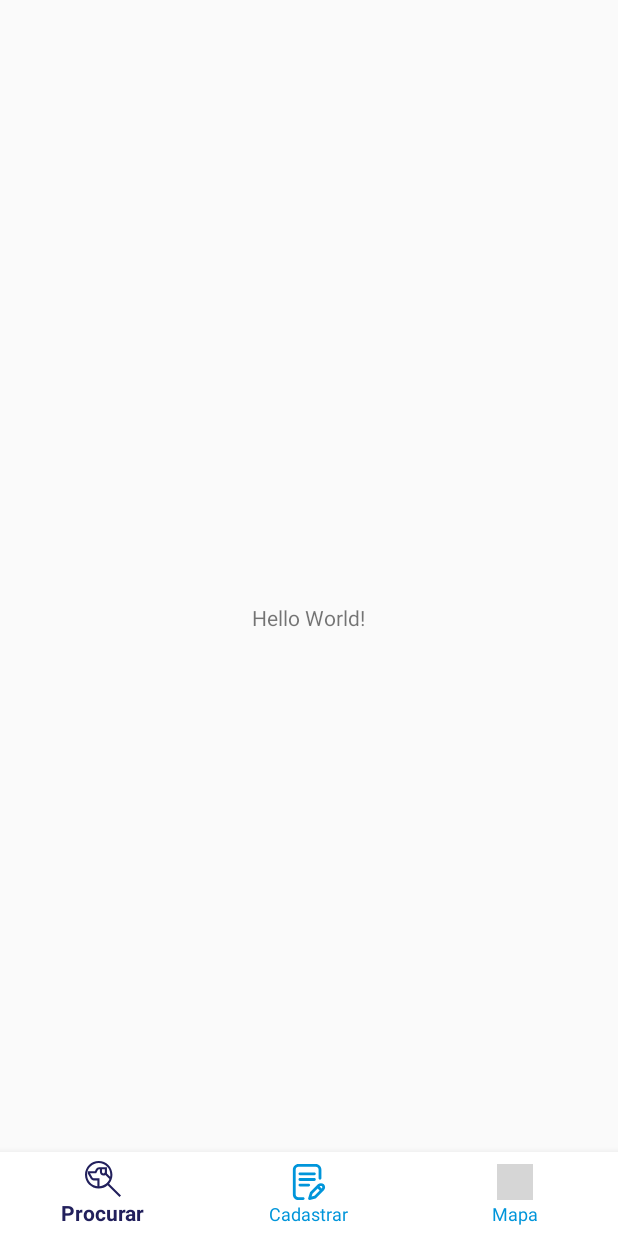
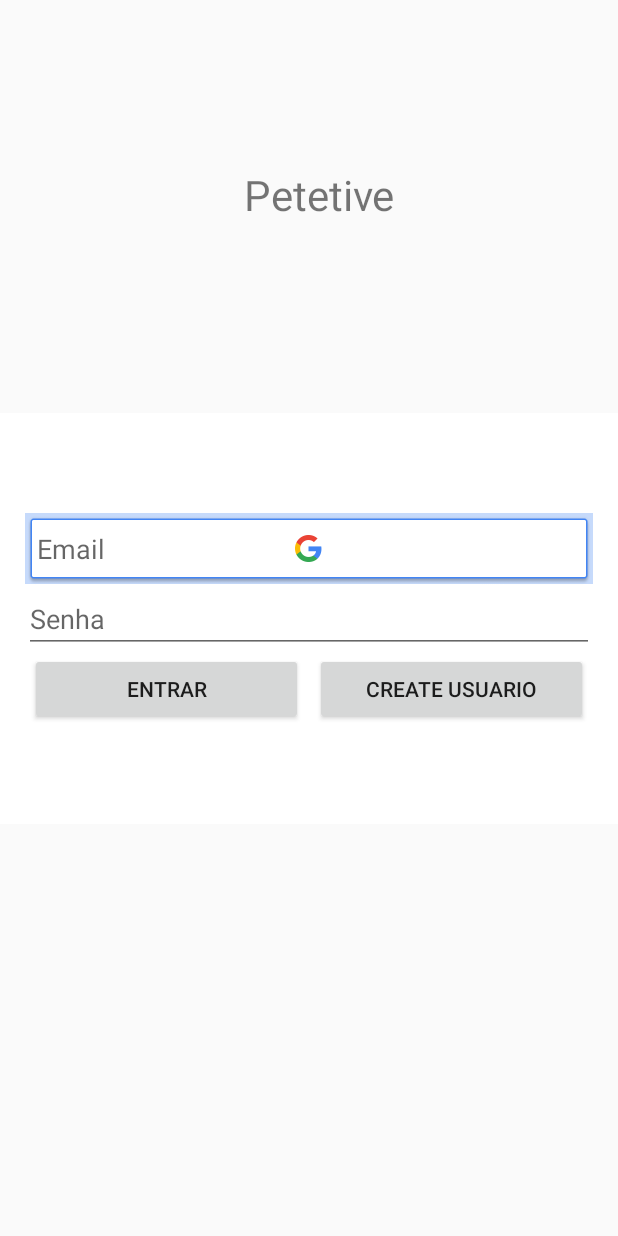
Before and after one commit to wilquerlima/If1001-Petetive, an Android app: the screen it shows after launch (MainActivity before the commit, LoginActivity after it), on a phone screen of 412 x 824 dp. Run offline under Robolectric (Android 15) with nearby library versions, the phone set to English and light mode, and no system bars; our stand-ins replace Firebase (no records; nobody signed in at launch, a user with empty details on screens opened directly); grey boxes are pictures that could not be loaded.

Commit message:
FireBase login

```diff
--- a/Petetive/app/build.gradle
+++ b/Petetive/app/build.gradle
@@ -3,6 +3,7 @@ apply plugin: 'com.android.application'
 apply plugin: 'kotlin-android'
 
 apply plugin: 'kotlin-android-extensions'
+apply plugin: 'com.google.gms.google-services'
 
 android {
     compileSdkVersion 28
@@ -33,7 +34,8 @@ dependencies {
     implementation "org.jetbrains.kotlin:kotlin-stdlib-jdk7:$kotlin_version"
     implementation "org.jetbrains.anko:anko:$anko_version"
 
-
+    implementation 'com.google.firebase:firebase-auth:16.1.0'
+    implementation 'com.google.firebase:firebase-core:16.0.9'
     testImplementation 'junit:junit:4.12'
     androidTestImplementation 'com.android.support.test:runner:1.0.2'
     androidTestImplementation 'com.android.support.test.espresso:espresso-core:3.0.2'
--- a/Petetive/app/src/main/AndroidManifest.xml
+++ b/Petetive/app/src/main/AndroidManifest.xml
@@ -9,13 +9,14 @@
             android:roundIcon="@mipmap/ic_launcher_round"
             android:supportsRtl="true"
             android:theme="@style/AppTheme">
-        <activity android:name=".MainActivity">
+        <activity android:name=".LoginActivity">
             <intent-filter>
                 <action android:name="android.intent.action.MAIN"/>
 
                 <category android:name="android.intent.category.LAUNCHER"/>
             </intent-filter>
         </activity>
+        <activity android:name=".MainActivity"></activity>
     </application>
 
 </manifest>
--- a/Petetive/app/src/main/java/br/ufpe/cin/petetive/MainActivity.kt
+++ b/Petetive/app/src/main/java/br/ufpe/cin/petetive/MainActivity.kt
@@ -6,12 +6,14 @@ import android.support.design.widget.BottomNavigationView
 import android.view.Menu
 import android.view.MenuItem
 import android.widget.Toast
+import com.google.firebase.auth.FirebaseAuth
 import org.jetbrains.anko.toast
 
 class MainActivity : AppCompatActivity(), BottomNavigationView.OnNavigationItemSelectedListener {
 
 
     var mBottomNav: BottomNavigationView? = null
+
 
     override fun onCreate(savedInstanceState: Bundle?) {
         super.onCreate(savedInstanceState)
--- /dev/null
+++ b/Petetive/app/src/main/res/layout/login_activity.xml
@@ -0,0 +1,123 @@
+<?xml version="1.0" encoding="utf-8"?>
+<LinearLayout xmlns:android="http://schemas.android.com/apk/res/android"
+              xmlns:tools="http://schemas.android.com/tools"
+              android:id="@+id/main_layout"
+              android:layout_width="match_parent"
+              android:layout_height="match_parent"
+              android:orientation="vertical"
+              android:weightSum="3">
+
+
+    <LinearLayout
+            android:layout_weight="1"
+            android:orientation="vertical" android:baselineAligned="false" android:layout_width="426dp"
+            android:layout_height="1dp" android:gravity="center">
+
+        <TextView android:id="@+id/tvTitle"
+                  android:layout_width="wrap_content"
+                  android:layout_height="wrap_content"
+                  android:layout_marginBottom="16dp"
+                  android:gravity="center"
+                  android:text="Petetive"
+                  android:textSize="28sp"/>
+
+
+    </LinearLayout>
+
+
+    <RelativeLayout
+            android:layout_width="fill_parent"
+            android:layout_height="0dp"
+            android:layout_weight="1"
+            android:background="@color/common_google_signin_btn_text_dark_default"
+            android:gravity="center_vertical">
+
+        <LinearLayout
+                android:id="@+id/email_password_fields"
+                android:layout_width="fill_parent"
+                android:layout_height="wrap_content"
+                android:orientation="vertical"
+                android:paddingLeft="16dp"
+                android:paddingRight="16dp">
+
+            <EditText
+                    android:id="@+id/edtEmail"
+                    android:layout_width="match_parent"
+                    android:layout_height="wrap_content"
+                    android:layout_weight="1"
+                    android:hint="Email"
+                    android:inputType="textEmailAddress"
+                    android:background="@drawable/common_google_signin_btn_icon_dark"/>
+
+            <EditText
+                    android:id="@+id/edtPassword"
+                    android:layout_width="match_parent"
+                    android:layout_height="wrap_content"
+                    android:layout_weight="1"
+                    android:hint="Senha"
+                    android:inputType="textPassword"/>
+        </LinearLayout>
+
+        <LinearLayout
+                android:id="@+id/email_password_buttons"
+                android:layout_width="fill_parent"
+                android:layout_height="wrap_content"
+                android:layout_below="@+id/email_password_fields"
+                android:orientation="horizontal"
+                android:paddingLeft="16dp"
+                android:paddingRight="16dp">
+
+            <Button
+                    android:id="@+id/btn_email_sign_in"
+                    android:layout_width="0dp"
+                    android:layout_height="wrap_content"
+                    android:layout_marginLeft="4dp"
+                    android:layout_marginRight="4dp"
+                    android:layout_weight="1"
+                    android:text="Entrar"/>
+
+            <Button
+                    android:id="@+id/btn_email_create_account"
+                    android:layout_width="0dp"
+                    android:layout_height="wrap_content"
+                    android:layout_marginLeft="4dp"
+                    android:layout_marginRight="4dp"
+                    android:layout_weight="1"
+                    android:text="Create Usuario"/>
+        </LinearLayout>
+
+        <LinearLayout
+                android:id="@+id/layout_signed_in_buttons"
+                android:layout_width="fill_parent"
+                android:layout_height="wrap_content"
+                android:layout_centerInParent="true"
+                android:orientation="horizontal"
+                android:paddingLeft="16dp"
+                android:paddingRight="16dp"
+                android:visibility="gone"
+                android:weightSum="2.0">
+
+            <Button
+                    android:id="@+id/btn_sign_out"
+                    android:layout_width="0dp"
+                    android:layout_height="wrap_content"
+                    android:layout_marginLeft="4dp"
+                    android:layout_marginRight="4dp"
+                    android:layout_weight="1.0"
+                    android:text="Logout"/>
+
+            <Button
+                    android:id="@+id/btn_verify_email"
+                    android:layout_width="0dp"
+                    android:layout_height="wrap_content"
+                    android:layout_marginLeft="4dp"
+                    android:layout_marginRight="4dp"
+                    android:layout_weight="1.0"
+                    android:text="Verify Email"/>
+
+        </LinearLayout>
+
+    </RelativeLayout>
+
+
+</LinearLayout>
--- a/Petetive/build.gradle
+++ b/Petetive/build.gradle
@@ -11,6 +11,7 @@ buildscript {
     dependencies {
         classpath 'com.android.tools.build:gradle:3.3.2'
         classpath "org.jetbrains.kotlin:kotlin-gradle-plugin:$kotlin_version"
+        classpath 'com.google.gms:google-services:4.2.0'
         // NOTE: Do not place your application dependencies here; they belong
         // in the individual module build.gradle files
     }
```
Also changed, not shown: Petetive/app/src/main/java/br/ufpe/cin/petetive/LoginActivity.kt (added, +107 -0 lines), 1 other file.
